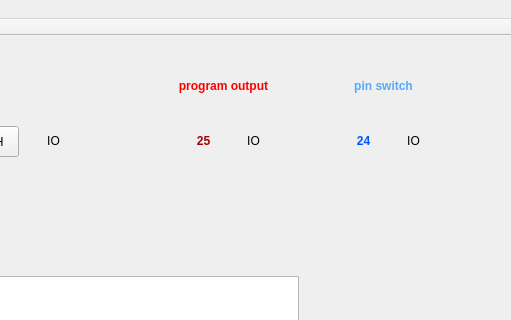
The window that qt/btns_wiringPi_toolbar_pthread_textedit/mainwindow.ui (dsyleixa/RaspberryPi) describes before a commit, drawn with Qt 5; both pictures show x 222 to 733 and y 0 to 320 of the 733 by 535 pixel window.
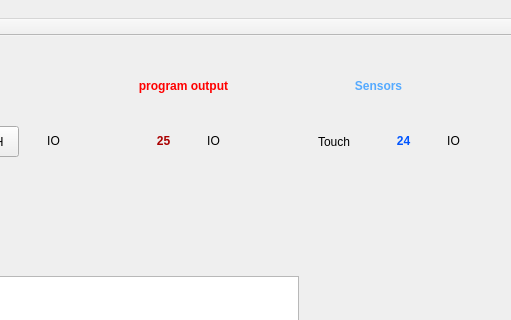
The same window after the commit.

```diff
--- a/qt/btns_wiringPi_toolbar_pthread_textedit/mainwindow.ui
+++ b/qt/btns_wiringPi_toolbar_pthread_textedit/mainwindow.ui
@@ -56,7 +56,7 @@
    <widget class="QLabel" name="label">
     <property name="geometry">
      <rect>
-      <x>570</x>
+      <x>610</x>
       <y>90</y>
       <width>31</width>
       <height>31</height>
@@ -72,7 +72,7 @@
    <widget class="QLabel" name="pin24Label">
     <property name="geometry">
      <rect>
-      <x>620</x>
+      <x>660</x>
       <y>90</y>
       <width>31</width>
       <height>31</height>
@@ -104,7 +104,7 @@
    <widget class="QLabel" name="label_2">
     <property name="geometry">
      <rect>
-      <x>410</x>
+      <x>370</x>
       <y>90</y>
       <width>31</width>
       <height>31</height>
@@ -120,7 +120,7 @@
    <widget class="QLabel" name="label_3">
     <property name="geometry">
      <rect>
-      <x>460</x>
+      <x>420</x>
       <y>90</y>
       <width>31</width>
       <height>31</height>
@@ -152,7 +152,7 @@
    <widget class="QLabel" name="label_5">
     <property name="geometry">
      <rect>
-      <x>380</x>
+      <x>340</x>
       <y>40</y>
       <width>131</width>
       <height>21</height>
@@ -168,9 +168,9 @@
    <widget class="QLabel" name="label_6">
     <property name="geometry">
      <rect>
-      <x>540</x>
+      <x>550</x>
       <y>40</y>
-      <width>131</width>
+      <width>101</width>
       <height>21</height>
      </rect>
     </property>
@@ -178,7 +178,7 @@
      <string notr="true"/>
     </property>
     <property name="text">
-     <string>&lt;html&gt;&lt;head/&gt;&lt;body&gt;&lt;p align=&quot;center&quot;&gt;&lt;span style=&quot; font-weight:600; color:#55aaff;&quot;&gt;pin switch&lt;/span&gt;&lt;/p&gt;&lt;/body&gt;&lt;/html&gt;</string>
+     <string>&lt;html&gt;&lt;head/&gt;&lt;body&gt;&lt;p align=&quot;center&quot;&gt;&lt;span style=&quot; font-weight:600; color:#55aaff;&quot;&gt;Sensors&lt;/span&gt;&lt;/p&gt;&lt;/body&gt;&lt;/html&gt;</string>
     </property>
    </widget>
    <widget class="QPlainTextEdit" name="plainTextEdit1">
@@ -224,6 +224,19 @@
      <string>&lt;html&gt;&lt;head/&gt;&lt;body&gt;&lt;p align=&quot;center&quot;&gt;&lt;span style=&quot; font-weight:600; color:#00aa00;&quot;&gt;23&lt;/span&gt;&lt;/p&gt;&lt;/body&gt;&lt;/html&gt;</string>
     </property>
    </widget>
+   <widget class="QLabel" name="label_8">
+    <property name="geometry">
+     <rect>
+      <x>540</x>
+      <y>90</y>
+      <width>61</width>
+      <height>31</height>
+     </rect>
+    </property>
+    <property name="text">
+     <string>Touch</string>
+    </property>
+   </widget>
   </widget>
   <widget class="QMenuBar" name="menuBar">
    <property name="geometry">
```
